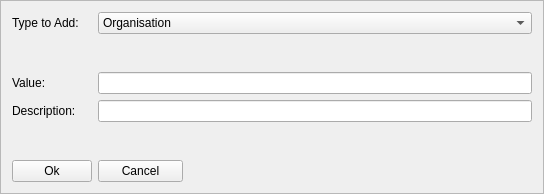
First picture: the form in buildings/gui/new_entry.ui, repository linz/nz-buildings, before the edit.
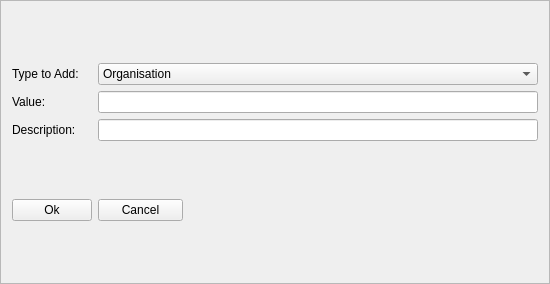
Second picture: the form after the edit.

The edit to the form file:
```diff
--- a/buildings/gui/new_entry.ui
+++ b/buildings/gui/new_entry.ui
@@ -6,8 +6,8 @@
    <rect>
     <x>0</x>
     <y>0</y>
-    <width>544</width>
-    <height>194</height>
+    <width>550</width>
+    <height>284</height>
    </rect>
   </property>
   <property name="windowTitle">
@@ -54,19 +54,6 @@
      </item>
     </widget>
    </item>
-   <item row="2" column="1">
-    <spacer name="verticalSpacer">
-     <property name="orientation">
-      <enum>Qt::Vertical</enum>
-     </property>
-     <property name="sizeHint" stdset="0">
-      <size>
-       <width>20</width>
-       <height>40</height>
-      </size>
-     </property>
-    </spacer>
-   </item>
    <item row="4" column="0">
     <widget class="QLabel" name="l_value">
      <property name="text">
@@ -87,8 +74,8 @@
    <item row="5" column="1">
     <widget class="QLineEdit" name="le_description"/>
    </item>
-   <item row="6" column="1">
-    <spacer name="verticalSpacer_2">
+   <item row="7" column="1">
+    <spacer name="verticalSpacer_3">
      <property name="orientation">
       <enum>Qt::Vertical</enum>
      </property>
@@ -100,7 +87,7 @@
      </property>
     </spacer>
    </item>
-   <item row="7" column="0">
+   <item row="8" column="0">
     <widget class="QPushButton" name="btn_ok">
      <property name="maximumSize">
       <size>
@@ -113,7 +100,7 @@
      </property>
     </widget>
    </item>
-   <item row="7" column="1">
+   <item row="8" column="1">
     <widget class="QPushButton" name="btn_cancel">
      <property name="maximumSize">
       <size>
@@ -126,6 +113,32 @@
      </property>
     </widget>
    </item>
+   <item row="9" column="1">
+    <spacer name="verticalSpacer_2">
+     <property name="orientation">
+      <enum>Qt::Vertical</enum>
+     </property>
+     <property name="sizeHint" stdset="0">
+      <size>
+       <width>20</width>
+       <height>40</height>
+      </size>
+     </property>
+    </spacer>
+   </item>
+   <item row="0" column="1">
+    <spacer name="verticalSpacer">
+     <property name="orientation">
+      <enum>Qt::Vertical</enum>
+     </property>
+     <property name="sizeHint" stdset="0">
+      <size>
+       <width>20</width>
+       <height>40</height>
+      </size>
+     </property>
+    </spacer>
+   </item>
   </layout>
  </widget>
  <resources/>
```
